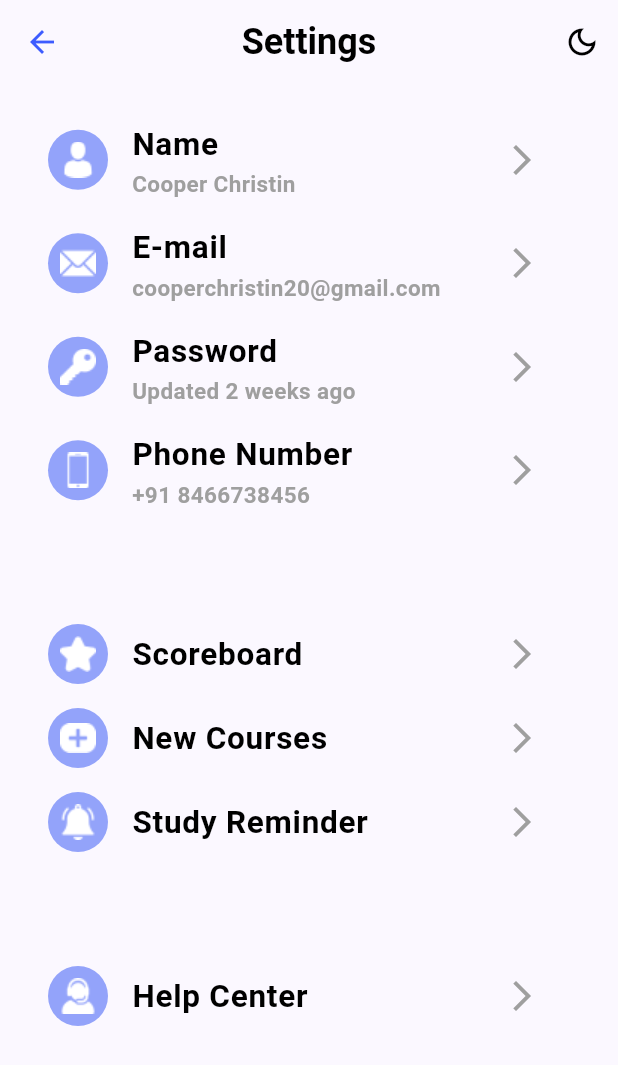
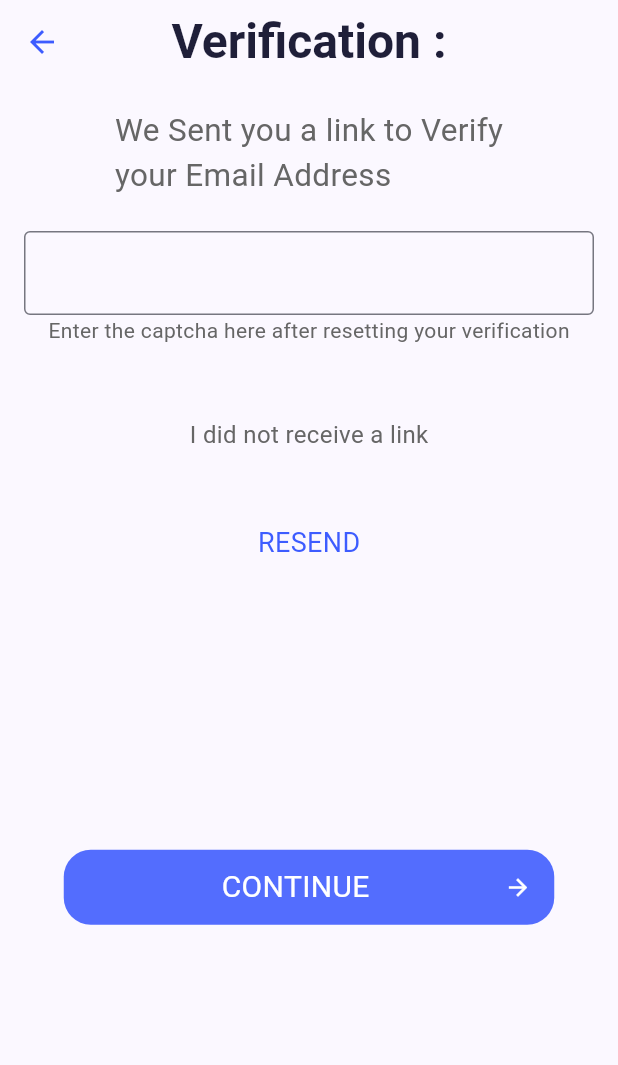
Before and after one commit to DivyaSakariya/hackathon_pr, a Flutter app: the screen it shows after launch, on a phone screen of 412 x 824 dp. Shown: the top 1065 px of the screen. Run offline on Flutter 3.47's test engine with Material 2 defaults, Android fonts, the light colour scheme and no system bars; our stand-ins replace introduction_screen.

Commit message:
DS | 22/11/2023 05:22 # Added 2 screens of Select Category and Verification

```diff
--- a/lib/main.dart
+++ b/lib/main.dart
@@ -3,7 +3,9 @@ import 'package:hackathon_pr/utils/routes_util.dart';
 import 'package:hackathon_pr/views/screens/child_detail_page.dart';
 import 'package:hackathon_pr/views/screens/child_progress_report_page.dart';
 import 'package:hackathon_pr/views/screens/intro_screen.dart';
+import 'package:hackathon_pr/views/screens/select_category_page.dart';
 import 'package:hackathon_pr/views/screens/settings_page.dart';
+import 'package:hackathon_pr/views/screens/verification_page.dart';
 
 void main() {
   runApp(
@@ -21,13 +23,15 @@ class MyApp extends StatelessWidget {
         useMaterial3: true,
         colorSchemeSeed: const Color(0xff3D5CFF),
       ),
-      initialRoute: MyRoutes.settingsPage,
+      initialRoute: MyRoutes.verificationPage,
       routes: {
         MyRoutes.introScreen: (context) => const IntroScreen(),
         MyRoutes.childDetailPage: (context) => const ChildDetailPage(),
         MyRoutes.childProgressReportPage: (context) =>
             const ChildProgressReportPage(),
         MyRoutes.settingsPage: (context) => const SettingsPage(),
+        MyRoutes.selectCategoryPage: (context) => const SelectCategoryPage(),
+        MyRoutes.verificationPage: (context) => const VerificationPage(),
       },
     );
   }
--- a/lib/utils/routes_util.dart
+++ b/lib/utils/routes_util.dart
@@ -3,4 +3,6 @@ class MyRoutes {
   static String childDetailPage = 'childDetailPage';
   static String childProgressReportPage = 'childProgressReportPage';
   static String settingsPage = 'settingsPage';
+  static String selectCategoryPage = 'selectCategoryPage';
+  static String verificationPage = 'verificationPage';
 }
--- /dev/null
+++ b/lib/views/screens/verification_page.dart
@@ -0,0 +1,124 @@
+import 'package:flutter/material.dart';
+
+import '../../utils/colors.dart';
+
+class VerificationPage extends StatelessWidget {
+  const VerificationPage({super.key});
+
+  @override
+  Widget build(BuildContext context) {
+    return Scaffold(
+      appBar: AppBar(
+        centerTitle: true,
+        title: Text(
+          "Verification :",
+          style: TextStyle(
+            fontSize: 32,
+            fontWeight: FontWeight.bold,
+            color: MyColors.appTitle,
+          ),
+        ),
+        elevation: 0,
+        leading: IconButton(
+          onPressed: () {
+            Navigator.of(context).pop();
+          },
+          icon: Icon(
+            Icons.arrow_back,
+            color: MyColors.btnColor,
+            weight: 1,
+          ),
+        ),
+      ),
+      body: Padding(
+        padding: const EdgeInsets.all(16),
+        child: Column(
+          children: [
+            Text(
+              "We Sent you a link to Verify\nyour Email Address",
+              style: TextStyle(
+                fontSize: 21,
+                color: MyColors.smallText,
+              ),
+            ),
+            const SizedBox(
+              height: 22,
+            ),
+            TextFormField(
+              keyboardType: TextInputType.number,
+              decoration: const InputDecoration(
+                border: OutlineInputBorder(),
+              ),
+            ),
+            Text(
+              "Enter the captcha here after resetting your verification",
+              style: TextStyle(
+                fontSize: 14,
+                color: MyColors.smallText,
+              ),
+            ),
+            const SizedBox(
+              height: 48,
+            ),
+            Text(
+              "I did not receive a link",
+              style: TextStyle(
+                fontSize: 16,
+                color: MyColors.smallText,
+              ),
+            ),
+            const SizedBox(
+              height: 48,
+            ),
+            Text(
+              "RESEND",
+              style: TextStyle(
+                fontSize: 18,
+                color: MyColors.btnColor,
+              ),
+            ),
+            const Spacer(),
+            GestureDetector(
+              onTap: () {},
+              child: Container(
+                height: 50,
+                width: 327,
+                decoration: BoxDecoration(
+                  color: Colors.indigoAccent,
+                  borderRadius: BorderRadius.circular(18),
+                ),
+                alignment: Alignment.center,
+                child: Row(
+                  mainAxisAlignment: MainAxisAlignment.center,
+                  children: [
+                    const SizedBox(width: 90),
+                    GestureDetector(
+                      onTap: () {},
+                      child: const Text(
+                        "CONTINUE",
+                        style: TextStyle(
+                          color: Colors.white,
+                          fontSize: 20,
+                        ),
+                      ),
+                    ),
+                    const SizedBox(width: 90),
+                    const Align(
+                      alignment: Alignment.centerRight,
+                      child: Icon(
+                        Icons.arrow_forward,
+                        color: Colors.white,
+                        size: 18,
+                      ),
+                    ),
+                  ],
+                ),
+              ),
+            ),
+            const Spacer(),
+          ],
+        ),
+      ),
+    );
+  }
+}
```
Also changed, not shown: lib/views/screens/select_category_page.dart (added, +190 -0 lines).
